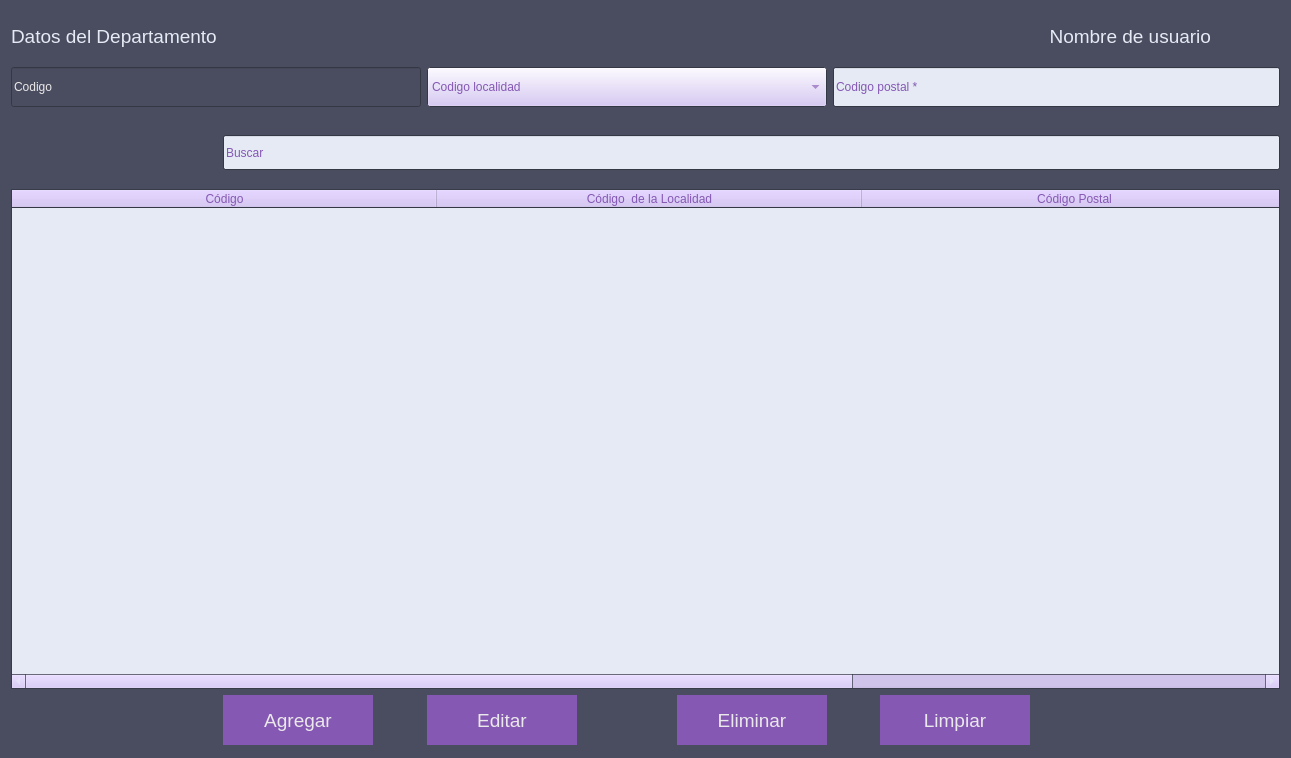
The window that vistas/UIs/frmDepartamentos.ui (andyy-nr/pda-proyecto) describes before a commit, drawn with Qt 5.
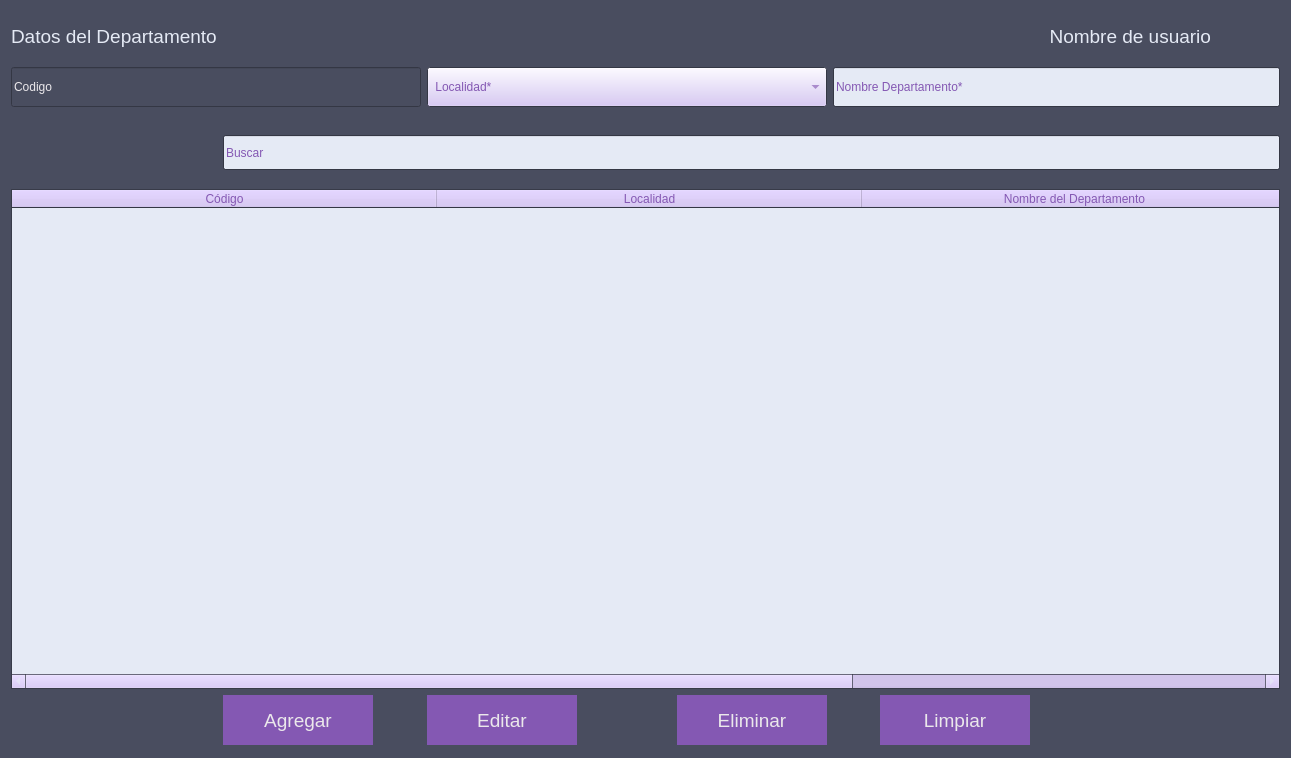
The same window after the commit. Icons and pictures are not drawn.

```diff
--- a/vistas/UIs/frmDepartamentos.ui
+++ b/vistas/UIs/frmDepartamentos.ui
@@ -309,7 +309,7 @@
       </size>
      </property>
      <property name="placeholderText">
-      <string>Codigo localidad</string>
+      <string> Localidad*</string>
      </property>
     </widget>
    </item>
@@ -322,7 +322,7 @@
       </size>
      </property>
      <property name="placeholderText">
-      <string>Codigo postal *</string>
+      <string>Nombre Departamento*</string>
      </property>
     </widget>
    </item>
@@ -748,12 +748,12 @@
      </column>
      <column>
       <property name="text">
-       <string>Código  de la Localidad</string>
+       <string>Localidad</string>
       </property>
      </column>
      <column>
       <property name="text">
-       <string>Código Postal</string>
+       <string>Nombre del Departamento</string>
       </property>
      </column>
     </widget>
```
Left out of the diff: 2 changed lines with no effect on the pictures.
